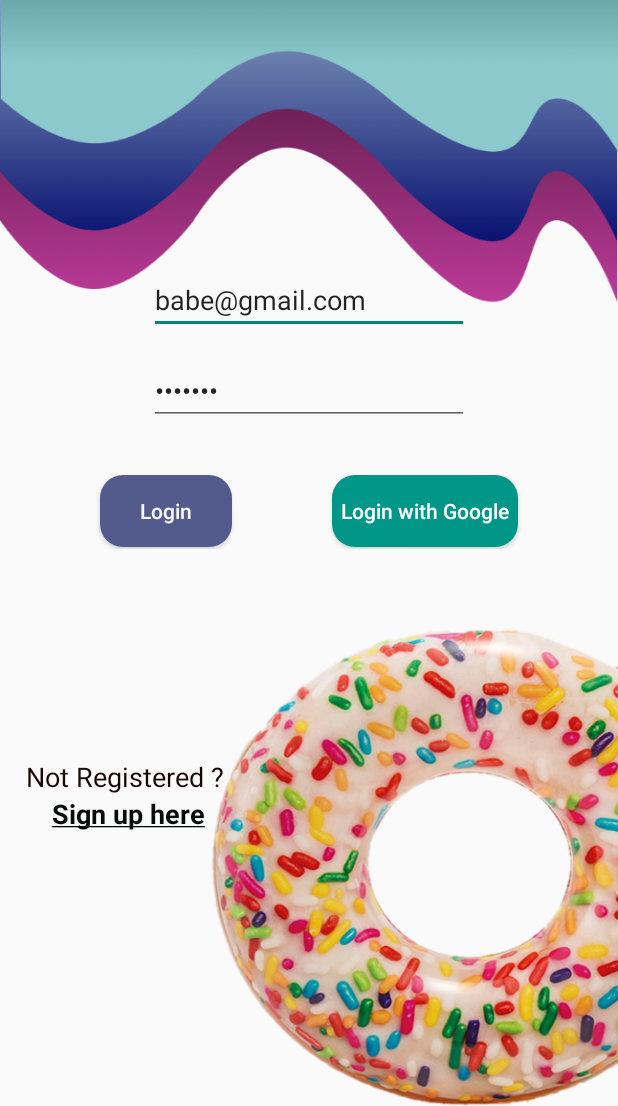
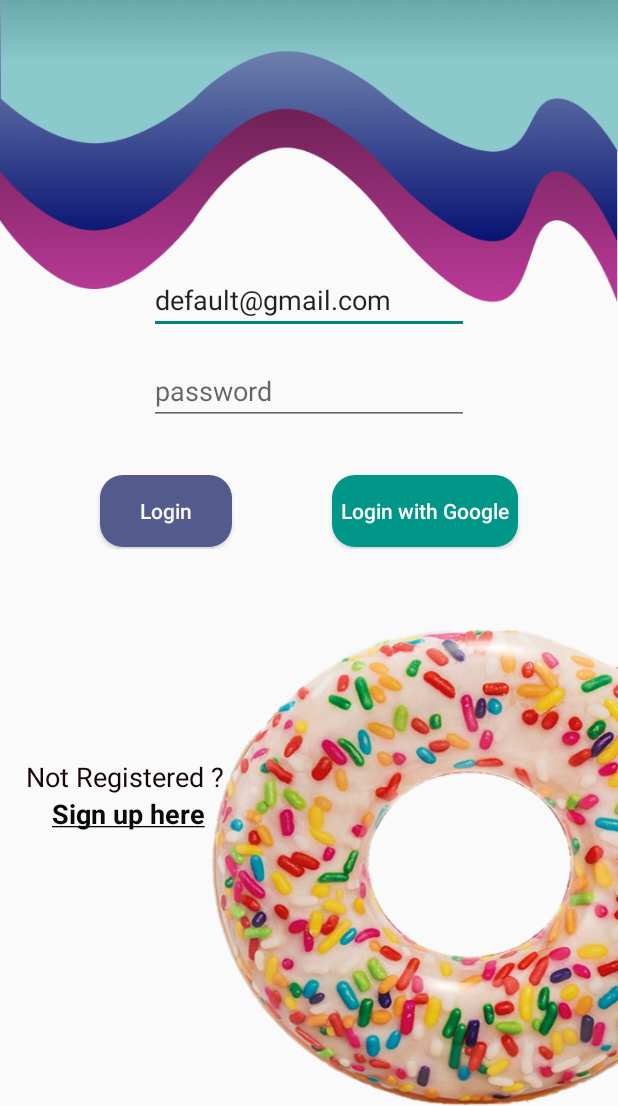
Before and after one commit to 25THELL52/DonutChat, an Android app: the screen it shows after launch (MainActivity), on a phone screen of 412 x 824 dp, the part 130-1236 px from its top. Run offline under Robolectric (Android 15) with nearby library versions, the phone set to English and light mode, and no system bars; our stand-ins replace Firebase (no records; nobody signed in at launch, a user with empty details on screens opened directly), data binding.

Commit message:
Update MainActivity.java

```diff
--- a/app/src/main/java/com/example/donutchat/ui/MainActivity.java
+++ b/app/src/main/java/com/example/donutchat/ui/MainActivity.java
@@ -44,9 +44,8 @@ public class MainActivity extends AppCompatActivity {
         loginViewModel.initializeFirebase(this);
         binding.setCVMI(loginViewModel);
 
-        // Default credentials:
-        binding.emailedittext.setText("babe@gmail.com");
-        binding.passwordedittext.setText("hithere");
+        // Your Default email:
+        binding.emailedittext.setText("default@gmail.com");
         //communViewModelimpl.messagefromrepository.setValue(null);
 
 
```
